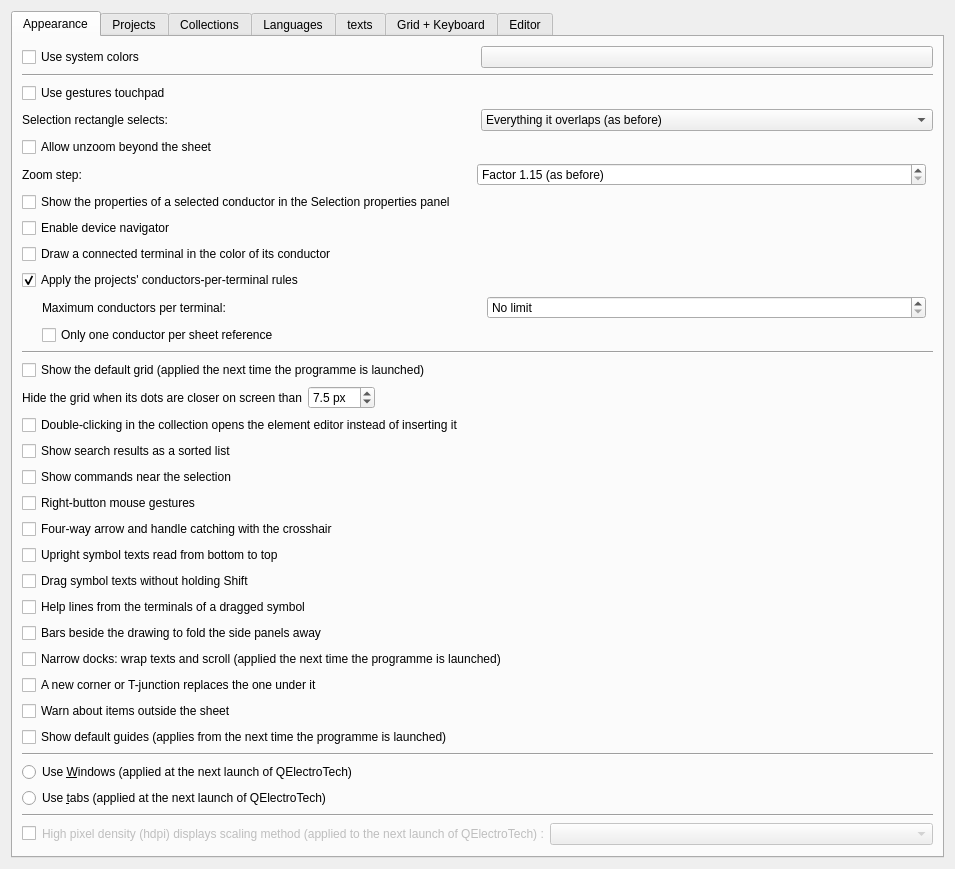
The window that sources/ui/configpage/generalconfigurationpage.ui (qelectrotech/qelectrotech-source-mirror) describes before a commit, drawn with Qt 5.
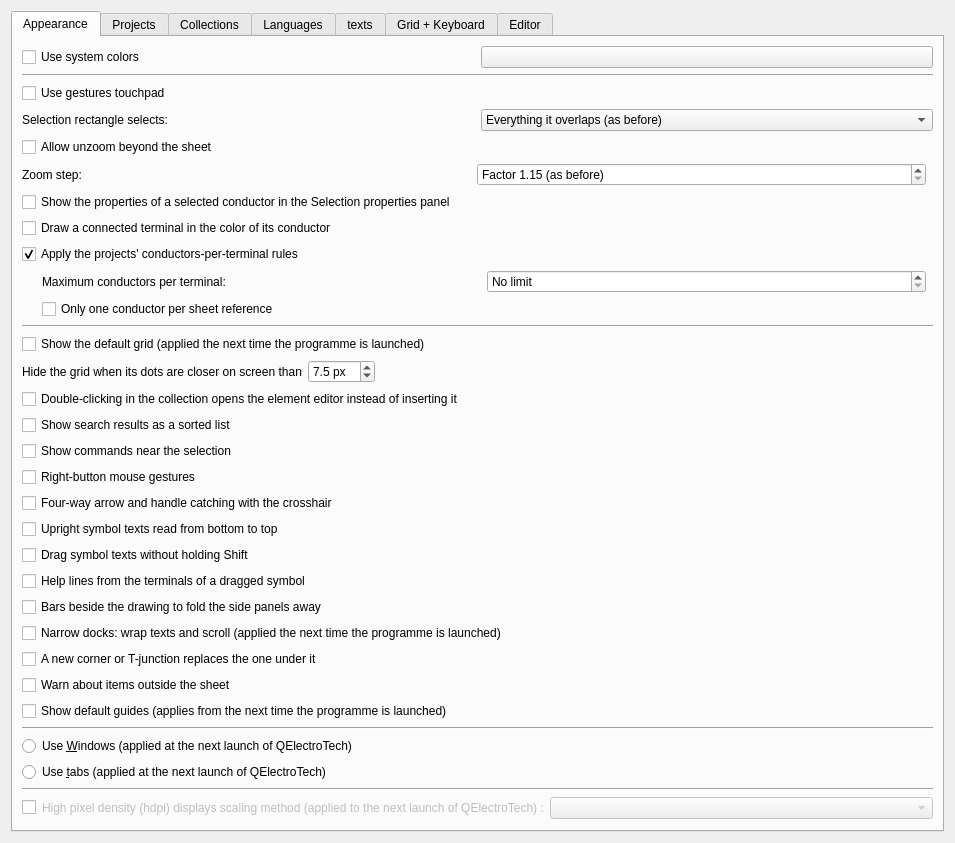
The same window after the commit. Custom widgets are drawn as their Qt base class.

Commit message: refactor(config): remove device navigator checkbox from settings dialog and control via standard dock toolbar menu

Diff of the .ui file:
```diff
--- a/sources/ui/configpage/generalconfigurationpage.ui
+++ b/sources/ui/configpage/generalconfigurationpage.ui
@@ -146,16 +146,6 @@
          </property>
         </widget>
        </item>
-        <item>
-         <widget class="QCheckBox" name="m_device_navigator_cb">
-          <property name="text">
-           <string>Enable device navigator</string>
-          </property>
-          <property name="toolTip">
-           <string>Show the hierarchical device navigator panel for components, terminals, and functions by plant structure</string>
-          </property>
-         </widget>
-        </item>
        <item>
         <widget class="QCheckBox" name="m_terminal_conductor_color">
          <property name="text">
```
The commit also changes 4 other files.
